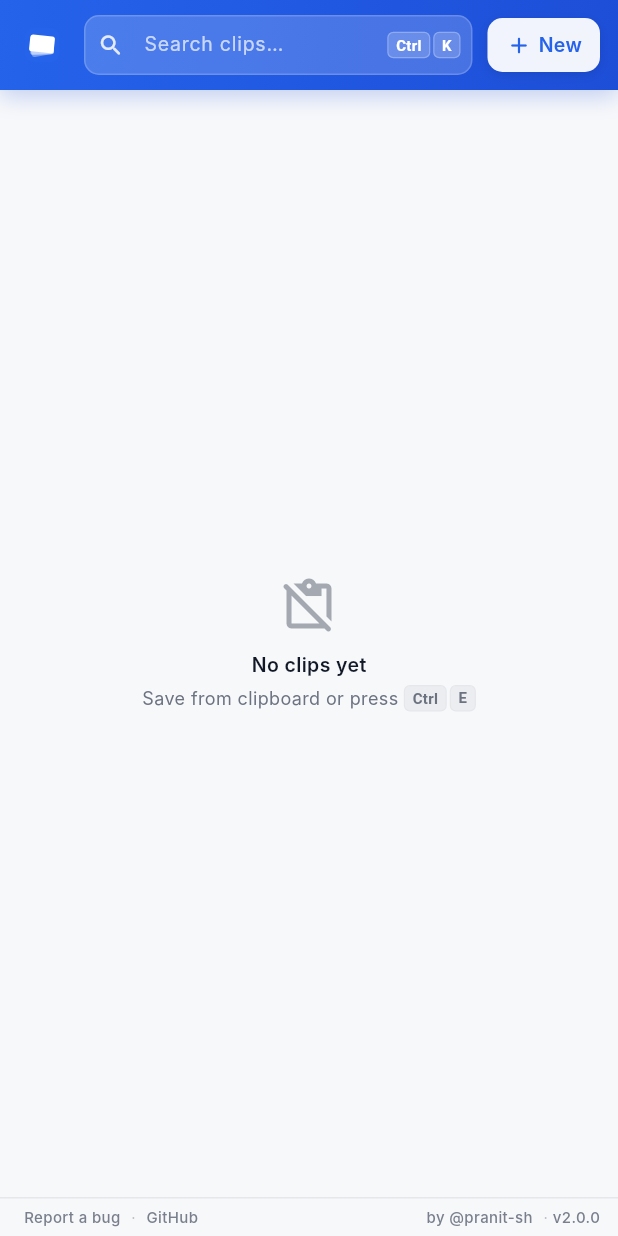
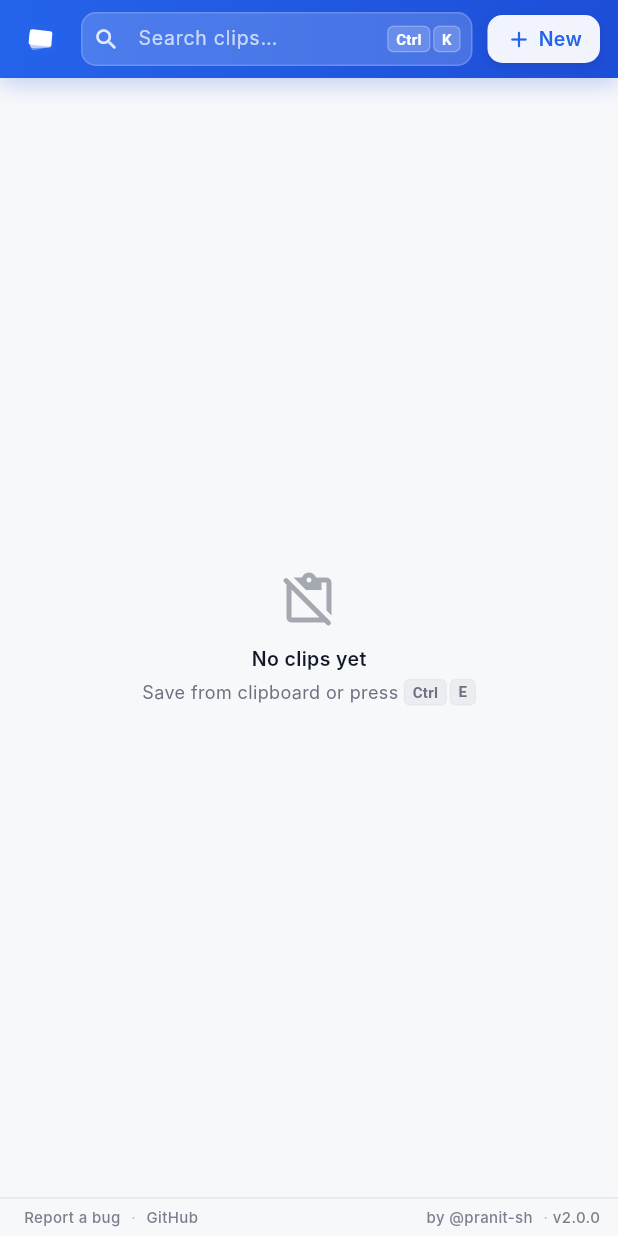
Before and after one commit to pranit-sh/copy-clip, a Flutter app: the screen it shows after launch, on a phone screen of 412 x 824 dp. Run offline on Flutter 3.47's test engine with Material 3 defaults, Android fonts, the phone set to English and light mode, and no system bars; our stand-ins replace flutter_svg, shared_preferences; missing offline and left inert: dart:js_interop; Roboto replaces fonts that are missing (Inter).

Commit message:
feat: improve snack bar handling and adjust layout in HomeScreen and SearchField

```diff
--- a/lib/components/home_screen.dart
+++ b/lib/components/home_screen.dart
@@ -42,6 +42,7 @@ class _HomeScreenState extends State<HomeScreen> with WidgetsBindingObserver {
 
   /// Clipboard texts the user explicitly dismissed this session.
   final Set<String> _dismissedClipboardTexts = <String>{};
+  int _snackSerial = 0;
 
   @override
   void initState() {
@@ -88,15 +89,22 @@ class _HomeScreenState extends State<HomeScreen> with WidgetsBindingObserver {
   }
 
   void _snack(String message, {SnackBarAction? action}) {
-    ScaffoldMessenger.of(context)
+    const duration = Duration(milliseconds: 1400);
+    final snackSerial = ++_snackSerial;
+    final messenger = ScaffoldMessenger.of(context)
       ..clearSnackBars()
       ..showSnackBar(
         SnackBar(
           content: Text(message),
-          duration: const Duration(milliseconds: 1400),
+          duration: duration,
           action: action,
         ),
       );
+
+    Future.delayed(duration, () {
+      if (!mounted || snackSerial != _snackSerial) return;
+      messenger.hideCurrentSnackBar();
+    });
   }
 
   Future<void> _openEditor({Clip? edit, String? prefillText}) async {
@@ -269,7 +277,7 @@ class _HomeScreenState extends State<HomeScreen> with WidgetsBindingObserver {
 
   PreferredSizeWidget _buildAppBar(BuildContext context) {
     return PreferredSize(
-      preferredSize: const Size.fromHeight(60),
+      preferredSize: const Size.fromHeight(52),
       child: Container(
         decoration: BoxDecoration(
           gradient: const LinearGradient(
@@ -288,7 +296,7 @@ class _HomeScreenState extends State<HomeScreen> with WidgetsBindingObserver {
         child: SafeArea(
           bottom: false,
           child: Padding(
-            padding: const EdgeInsets.fromLTRB(12, 10, 12, 10),
+            padding: const EdgeInsets.fromLTRB(12, 8, 12, 8),
             child: Row(
               children: [
                 // Brand mark
@@ -296,8 +304,8 @@ class _HomeScreenState extends State<HomeScreen> with WidgetsBindingObserver {
                   padding: const EdgeInsets.symmetric(horizontal: 4),
                   child: SvgPicture.asset(
                     'assets/logo.svg',
-                    width: 24,
-                    height: 24,
+                    width: 22,
+                    height: 22,
                   ),
                 ),
                 const SizedBox(width: 12),
@@ -558,7 +566,7 @@ class _NewClipButtonState extends State<_NewClipButton> {
         child: AnimatedContainer(
           duration: const Duration(milliseconds: 140),
           curve: Curves.easeOut,
-          height: 36,
+          height: 32,
           decoration: BoxDecoration(
             color: _hovered
                 ? Colors.white
--- a/lib/components/search.dart
+++ b/lib/components/search.dart
@@ -31,7 +31,7 @@ class SearchField extends StatelessWidget {
       style: const TextStyle(color: Colors.white, fontSize: 13),
       decoration: InputDecoration(
         isDense: true,
-        contentPadding: const EdgeInsets.symmetric(vertical: 8),
+        contentPadding: const EdgeInsets.symmetric(vertical: 6),
         hintText: 'Search clips…',
         hintStyle: TextStyle(
           color: Colors.white.withValues(alpha: 0.7),
@@ -43,7 +43,7 @@ class SearchField extends StatelessWidget {
           color: Colors.white.withValues(alpha: 0.85),
         ),
         prefixIconConstraints:
-            const BoxConstraints(minWidth: 36, minHeight: 36),
+          const BoxConstraints(minWidth: 34, minHeight: 32),
         suffixIcon: hasText
             ? IconButton(
                 padding: EdgeInsets.zero,
@@ -66,7 +66,7 @@ class SearchField extends StatelessWidget {
                 ),
               ),
         suffixIconConstraints:
-            const BoxConstraints(minWidth: 32, minHeight: 36),
+            const BoxConstraints(minWidth: 30, minHeight: 32),
         filled: true,
         fillColor: Colors.white.withValues(alpha: 0.18),
         enabledBorder: OutlineInputBorder(
```
